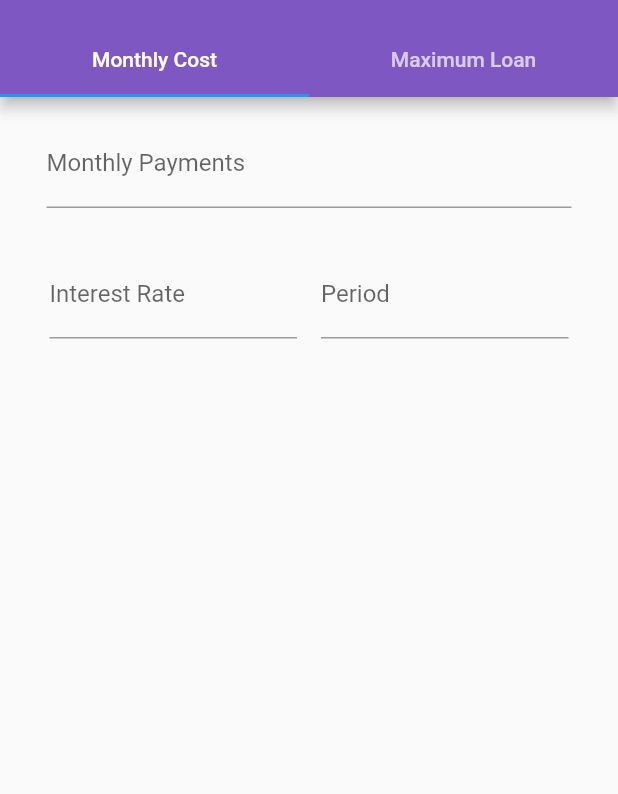
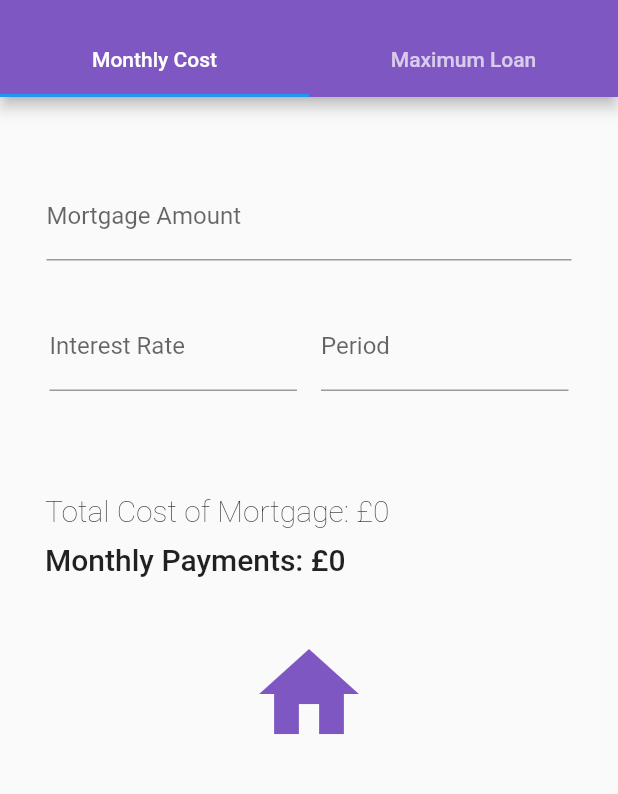
Before and after one commit to LouiseReid/mortgage_calculator, a Flutter app: the screen it shows after launch, on a phone screen of 412 x 824 dp, the part 59-853 px from its top. Run offline on Flutter 3.47's test engine with Material 2 defaults, Android fonts, the phone set to English and light mode, and no system bars.

Commit message:
montly payments complete

```diff
--- a/lib/ui/monthly_cost.dart
+++ b/lib/ui/monthly_cost.dart
@@ -10,6 +10,8 @@ class _MonthlyState extends State<Monthly> {
   var _mortgageAmount = new TextEditingController();
   var _period = new TextEditingController();
   var _interestRate = new TextEditingController();
+  double _monthlyRepayment = 0.0;
+  double _totalRepayment = 0.0;
 
   @override
   void initState() {
@@ -24,8 +26,14 @@ class _MonthlyState extends State<Monthly> {
     int months = int.parse(_period.text) * 12;
     double monthlyTop = interestRate * pow((1 + interestRate), months);
     double monthlyBottom = pow(1 + interestRate, months) - 1;
-    double monthlyRate = double.parse(_mortgageAmount.text) * (monthlyTop/monthlyBottom);
-    print(monthlyRate);
+    double monthlyRate =
+        double.parse(_mortgageAmount.text) * (monthlyTop / monthlyBottom);
+    double totalPayment = monthlyRate * months;
+
+    setState(() {
+      _monthlyRepayment = monthlyRate;
+      _totalRepayment = totalPayment;
+    });
   }
 
   @override
@@ -34,7 +42,7 @@ class _MonthlyState extends State<Monthly> {
       children: <Widget>[
         Container(
           child: Padding(
-            padding: const EdgeInsets.all(15.0),
+            padding: const EdgeInsets.fromLTRB(15.0, 50.0, 15.0, 0.0),
             child: Column(
               children: <Widget>[
                 Padding(
@@ -44,7 +52,7 @@ class _MonthlyState extends State<Monthly> {
                         controller: _mortgageAmount,
                         keyboardType: TextInputType.number,
                         decoration: InputDecoration(
-                          labelText: 'Monthly Payments',
+                          labelText: 'Mortgage Amount',
                           prefix: Text('£'),
                         ))),
                 Padding(
@@ -83,7 +91,33 @@ class _MonthlyState extends State<Monthly> {
             ),
           ),
         ),
-        Container()
+        Padding(
+          padding: const EdgeInsets.only(top: 50.0),
+          child: Container(
+            margin: const EdgeInsets.only(left: 30.0),
+            child: Column(
+              crossAxisAlignment: CrossAxisAlignment.start,
+              children: <Widget>[
+                Text(
+                  "Total Cost of Mortgage: £${_totalRepayment.round()}",
+                  style: TextStyle(fontSize: 20.0, fontWeight: FontWeight.w100),
+                ),
+                Padding(
+                  padding: const EdgeInsets.only(top: 10.0),
+                  child: Text("Monthly Payments: £${_monthlyRepayment.round()}",
+                      style: TextStyle(
+                          fontSize: 20.0, fontWeight: FontWeight.w500)),
+                )
+              ],
+            ),
+          ),
+        ),
+        Padding(
+          padding: const EdgeInsets.only(top: 38.0),
+          child: Container(
+            child: Icon(Icons.home, color: Colors.deepPurple[400], size: 80.0),
+          ),
+        )
       ],
     );
   }
--- a/pubspec.yaml
+++ b/pubspec.yaml
@@ -42,7 +42,6 @@ flutter:
 
   # To add assets to your application, add an assets section, like this:
   # assets:
-  #  - images/a_dot_burr.jpeg
   #  - images/a_dot_ham.jpeg
 
   # An image asset can refer to one or more resolution-specific "variants", see
```
